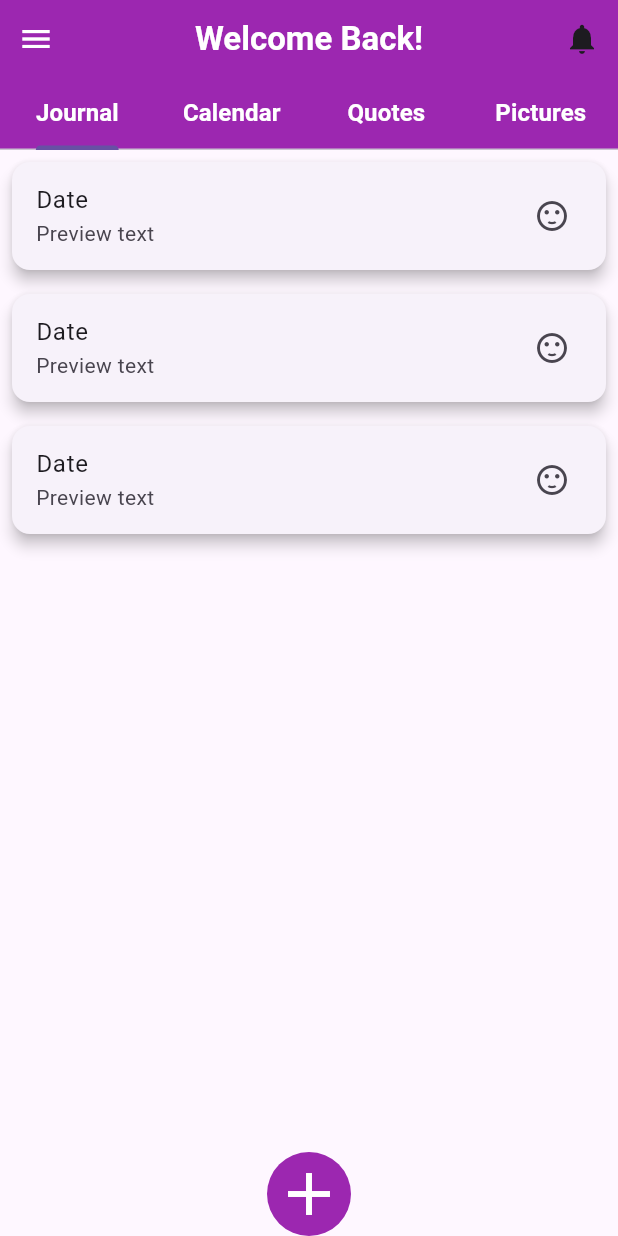
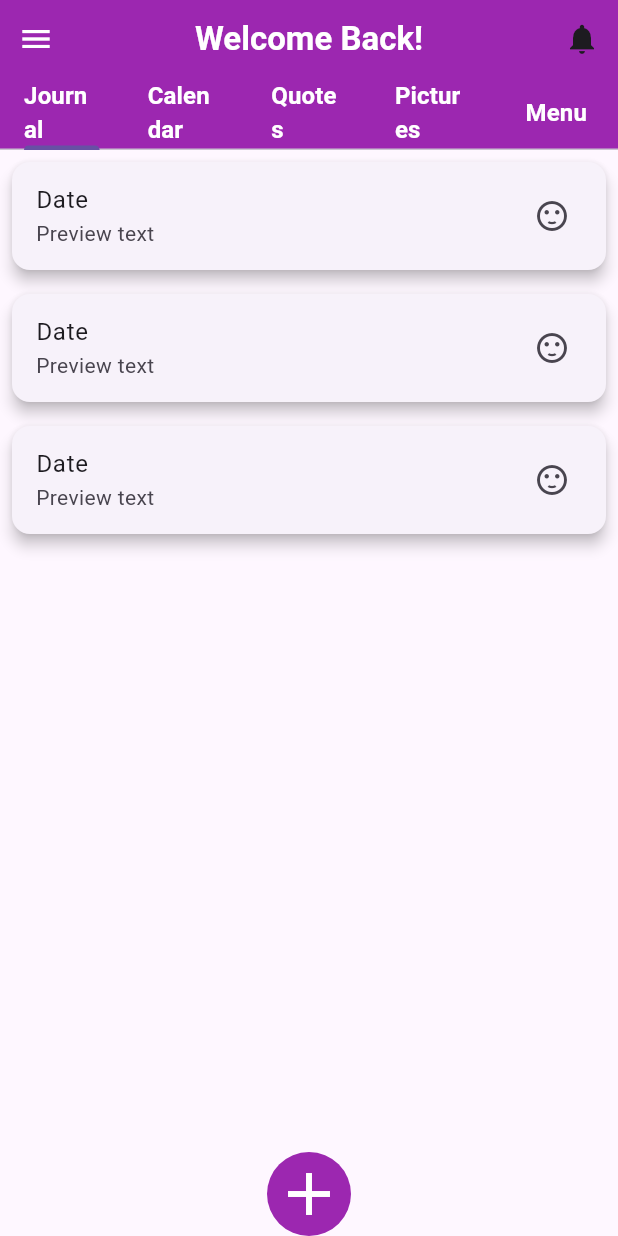
Before and after one commit to dvadell/journey, a Flutter app: the screen it shows after launch, on a phone screen of 412 x 824 dp. Run offline on Flutter 3.47's test engine with Material 3 defaults, Android fonts, the phone set to English and light mode, and no system bars.

Commit message:
Refactored home_page.dart to include navigation to the new Menu screen and created a dummy Menu screen in lib/menu.dart

```diff
--- a/lib/home_page.dart
+++ b/lib/home_page.dart
@@ -6,6 +6,9 @@ import 'journal.dart';
 import 'calendar.dart';
 import 'quotes.dart';
 import 'pictures.dart';
+
+// Import the new menu screen
+import 'menu.dart';
 
 class JournalHome extends StatefulWidget {
   @override
@@ -19,7 +22,7 @@ class _JournalHomeState extends State<JournalHome> with SingleTickerProviderStat
   @override
   void initState() {
     super.initState();
-    _tabController = TabController(length: 4, vsync: this);
+    _tabController = TabController(length: 5, vsync: this);
   }
 
   // Dispose of the tab controller when the widget is disposed
@@ -46,6 +49,7 @@ class _JournalHomeState extends State<JournalHome> with SingleTickerProviderStat
                 icon: Icon(Icons.menu, color: Colors.white),
                 onPressed: () {
                   // Handle settings
+                  Navigator.pushNamed(context, '/menu');
                 },
               ),
               Text('Welcome Back!', style: TextStyle(color: Colors.white, fontWeight: FontWeight.bold)),
@@ -64,6 +68,7 @@ class _JournalHomeState extends State<JournalHome> with SingleTickerProviderStat
                 Tab(child: Text('Calendar', style: TextStyle(color: Colors.white, fontWeight: FontWeight.bold, fontSize: 16))),
                 Tab(child: Text('Quotes', style: TextStyle(color: Colors.white, fontWeight: FontWeight.bold, fontSize: 16))),
                 Tab(child: Text('Pictures', style: TextStyle(color: Colors.white, fontWeight: FontWeight.bold, fontSize: 16))),
+                Tab(child: Text('Menu', style: TextStyle(color: Colors.white, fontWeight: FontWeight.bold, fontSize: 16))),
             ],
           ),
         ),
@@ -75,8 +80,23 @@ class _JournalHomeState extends State<JournalHome> with SingleTickerProviderStat
           CalendarContent(),
           QuotesContent(),
           PicturesContent(),
+          MenuScreen(), // New screen for the menu
         ],
       ),
     );
   }
 }
+class MenuScreen extends StatelessWidget {
+  @override
+  Widget build(BuildContext context) {
+    return Scaffold(
+      appBar: AppBar(
+        title: Text('Menu'),
+        backgroundColor: Colors.purple,
+      ),
+      body: Center(
+        child: Text('This is a dummy menu screen.'),
+      ),
+    );
+  }
+}
```
